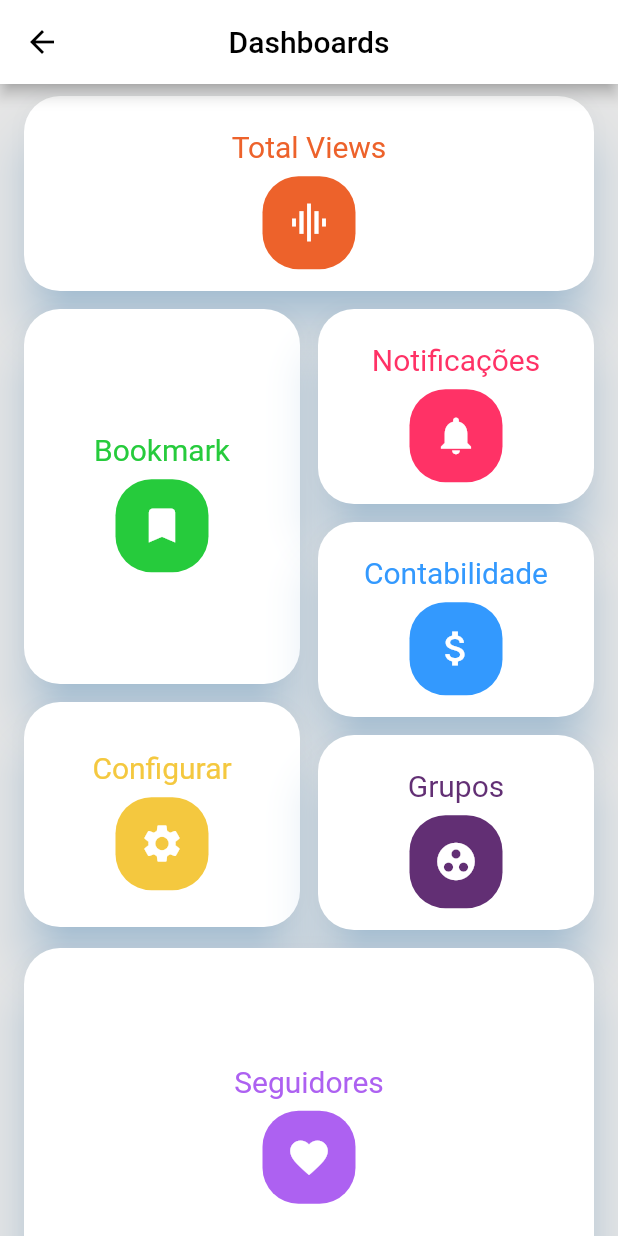
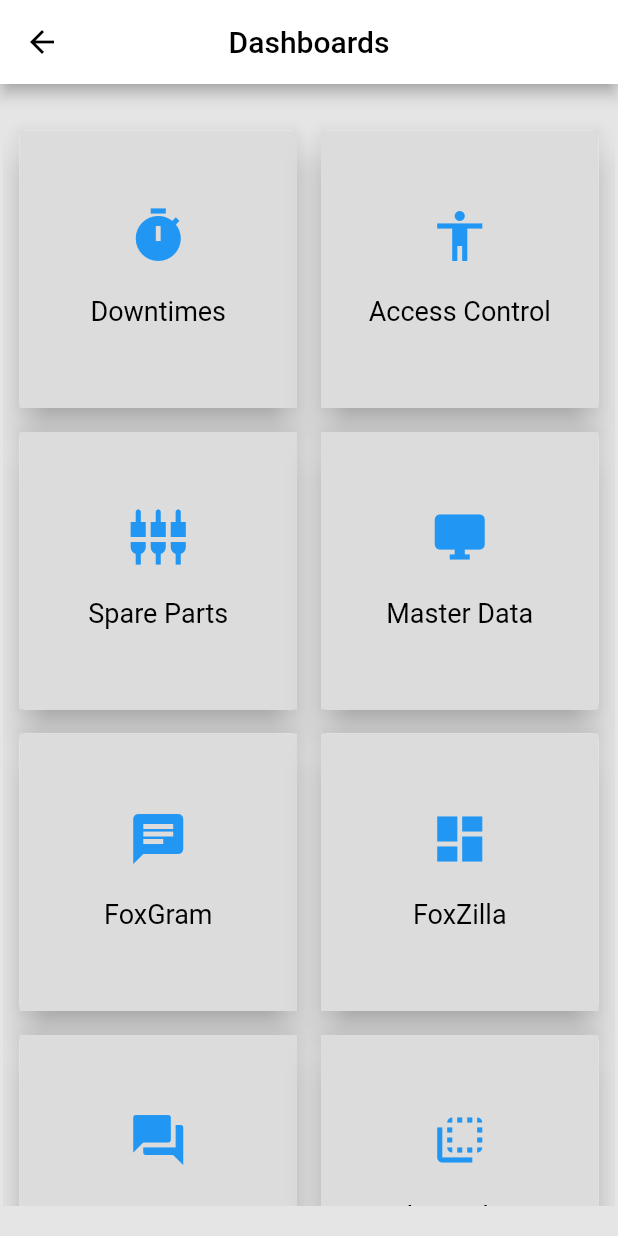
Before and after one commit to AnildoCaldasDev/app_mobile_flutter, a Flutter app: the Dashboard screen opened directly, on a phone screen of 412 x 824 dp. Run offline on Flutter 3.47's test engine with Material 2 defaults, Android fonts, the phone set to English and light mode, and no system bars; our stand-ins replace bloc, charts_flutter, flutter_bloc, font_awesome_flutter, image_picker, rxdart; missing offline and left inert: barcode_scan; network calls fail.

Commit message:
added list users functionality and menu dashboards exemples

```diff
--- a/lib/pages/dashboard.dart
+++ b/lib/pages/dashboard.dart
@@ -1,6 +1,109 @@
+// import 'package:app_mobile_flutter/bloc.navigation_bloc/navigation_bloc.dart';
+// import 'package:flutter/material.dart';
+// import 'package:flutter_staggered_grid_view/flutter_staggered_grid_view.dart';
+
+// class Dashboard extends StatefulWidget with NavigationStates {
+//   @override
+//   _DashboardState createState() => _DashboardState();
+// }
+
+// class _DashboardState extends State<Dashboard> {
+
+//   Material MyItems(IconData icon, String heading, int color) {
+//     return Material(
+//       color: Colors.white,
+//       elevation: 14.0,
+//       shadowColor: Color(0x802196F3),
+//       borderRadius: BorderRadius.circular(24.0),
+//       child: Center(
+//         child: Padding(
+//           padding: const EdgeInsets.all(8.0),
+//           child: Row(
+//             mainAxisAlignment: MainAxisAlignment.center,
+//             children: <Widget>[
+//               Column(
+//                 mainAxisAlignment: MainAxisAlignment.center,
+//                 children: <Widget>[
+//                   //text
+//                   Padding(
+//                     padding: const EdgeInsets.all(8.0),
+//                     child: Text(
+//                       heading,
+//                       style: TextStyle(color: new Color(color), fontSize: 20.0),
+//                     ),
+//                   ),
+
+//                   //icon
+//                   Material(
+//                     color: new Color(color),
+//                     borderRadius: BorderRadius.circular(24.0),
+//                     child: Padding(
+//                       padding: const EdgeInsets.all(16.0),
+//                       child: Icon(
+//                         icon,
+//                         color: Colors.white,
+//                         size: 30.0,
+//                       ),
+//                     ),
+//                   ),
+
+//                 ],
+//               )
+//             ],
+//           ),
+//         ),
+//       ),
+//     );
+//   }
+
+//   @override
+//   Widget build(BuildContext context) {
+//     return Scaffold(
+//       appBar: AppBar(
+//         centerTitle: true,
+//         title: Text(
+//           "Dashboards",
+//           style: TextStyle(color: Colors.black),
+//         ),
+//       ),
+//       body: Container(
+//         color: Color(0xffE5E5E5),
+//         child: StaggeredGridView.count(
+//         crossAxisCount: 2,
+//         crossAxisSpacing: 12.0,
+//         mainAxisSpacing: 12.0,
+//         padding: EdgeInsets.symmetric(horizontal: 16.0, vertical: 8.0),
+//         children: <Widget>[
+//           MyItems(Icons.graphic_eq, "Total Views", 0xffed622b),
+//           MyItems(Icons.bookmark, "Bookmark", 0xff26cb3c),
+//           MyItems(Icons.notifications, "Notificações", 0xffff3266),
+//           MyItems(Icons.attach_money, "Contabilidade", 0xff3399fe),
+//           MyItems(Icons.settings, "Configurar", 0xfff4c83f),
+//           MyItems(Icons.group_work, "Grupos", 0xff622F74),
+//           MyItems(Icons.favorite, "Seguidores", 0xffad61f1),
+//           MyItems(Icons.message, "Mensagens", 0xff7297ff),
+//            MyItems(Icons.people, "Pessoas", 0xff7297ff),
+//         ],
+//         staggeredTiles: [
+//           StaggeredTile.extent(2, 130.0),
+//           StaggeredTile.extent(1, 250.0),
+//           StaggeredTile.extent(1, 130.0),
+//           StaggeredTile.extent(1, 130.0),
+//           StaggeredTile.extent(1, 150.0),
+//           StaggeredTile.extent(1, 130.0),
+//           StaggeredTile.extent(2, 240.0),
+//           StaggeredTile.extent(2, 120.0),
+//           StaggeredTile.extent(2, 130.0),
+//         ],
+//       ),
+//     ));
+//   }
+// }
+
+//fonte do exemplode dashboard: https://medium.com/@afegbua/flutter-thursday-app-dashboard-565df2aab12c
 import 'package:app_mobile_flutter/bloc.navigation_bloc/navigation_bloc.dart';
 import 'package:flutter/material.dart';
-import 'package:flutter_staggered_grid_view/flutter_staggered_grid_view.dart';
+//import 'package:flutter_staggered_grid_view/flutter_staggered_grid_view.dart';
 
 class Dashboard extends StatefulWidget with NavigationStates {
   @override
@@ -8,47 +111,56 @@ class Dashboard extends StatefulWidget with NavigationStates {
 }
 
 class _DashboardState extends State<Dashboard> {
+  @override
+  Widget build(BuildContext context) {
 
-  Material MyItems(IconData icon, String heading, int color) {
-    return Material(
-      color: Colors.white,
-      elevation: 14.0,
-      shadowColor: Color(0x802196F3),
-      borderRadius: BorderRadius.circular(24.0),
-      child: Center(
-        child: Padding(
-          padding: const EdgeInsets.all(8.0),
-          child: Row(
-            mainAxisAlignment: MainAxisAlignment.center,
+
+// user defined function
+  void _showDialog() {
+    // flutter defined function
+    showDialog(
+      context: context,
+      builder: (BuildContext context) {
+        // return object of type Dialog
+        return AlertDialog(
+          title: new Text("Alert Dialog title"),
+          content: new Text("Alert Dialog body"),
+          actions: <Widget>[
+            // usually buttons at the bottom of the dialog
+            new FlatButton(
+              child: new Text("Close"),
+              onPressed: () {
+                Navigator.of(context).pop();
+              },
+            ),
+          ],
+        );
+      },
+    );
+  }
+
+
+Card makeDashboardItem(String title, IconData icon) {
+  return Card(
+    elevation: 10.0,
+    margin: new EdgeInsets.all(8.0),
+    child: Container(
+      decoration: BoxDecoration(color: Color.fromRGBO(220, 220, 220, 1.0)),
+      child: new InkWell(
+        onTap: () {
+          _showDialog();
+        },
+        child: Column(
+          crossAxisAlignment: CrossAxisAlignment.stretch,
+          mainAxisSize: MainAxisSize.min,
+          verticalDirection: VerticalDirection.down,
           children: <Widget>[
-              Column(
-                mainAxisAlignment: MainAxisAlignment.center,
-                children: <Widget>[
-                  //text
-                  Padding(
-                    padding: const EdgeInsets.all(8.0),
-                    child: Text(
-                      heading,
-                      style: TextStyle(color: new Color(color), fontSize: 20.0),
-                    ),
-                  ),
-
-                  //icon
-                  Material(
-                    color: new Color(color),
-                    borderRadius: BorderRadius.circular(24.0),
-                    child: Padding(
-                      padding: const EdgeInsets.all(16.0),
-                      child: Icon(
-                        icon,
-                        color: Colors.white,
-                        size: 30.0,
-                      ),
-                    ),
-                  ),
-
-                ],
-              )
+            SizedBox(height: 50.0),
+            Center(child: Icon(icon, size: 40.0, color: Colors.blue)),
+            SizedBox(height: 20.0),
+            new Center(
+                child: new Text(title,
+                    style: new TextStyle(fontSize: 18.0, color: Colors.black)))
           ],
         ),
       ),
@@ -56,8 +168,6 @@ class _DashboardState extends State<Dashboard> {
   );
 }
 
-  @override
-  Widget build(BuildContext context) {
     return Scaffold(
         appBar: AppBar(
           centerTitle: true,
@@ -68,32 +178,19 @@ class _DashboardState extends State<Dashboard> {
         ),
         body: Container(
           color: Color(0xffE5E5E5),
-        child: StaggeredGridView.count(
+          padding: EdgeInsets.symmetric(vertical: 20.0, horizontal: 2.0),
+          child: GridView.count(
             crossAxisCount: 2,
-        crossAxisSpacing: 12.0,
-        mainAxisSpacing: 12.0,
-        padding: EdgeInsets.symmetric(horizontal: 16.0, vertical: 8.0),
+            padding: EdgeInsets.all(3.0),
             children: <Widget>[
-          MyItems(Icons.graphic_eq, "Total Views", 0xffed622b),
-          MyItems(Icons.bookmark, "Bookmark", 0xff26cb3c),
-          MyItems(Icons.notifications, "Notificações", 0xffff3266),
-          MyItems(Icons.attach_money, "Contabilidade", 0xff3399fe),
-          MyItems(Icons.settings, "Configurar", 0xfff4c83f),
-          MyItems(Icons.group_work, "Grupos", 0xff622F74),
-          MyItems(Icons.favorite, "Seguidores", 0xffad61f1),
-          MyItems(Icons.message, "Mensagens", 0xff7297ff),
-           MyItems(Icons.people, "Pessoas", 0xff7297ff),
-        ],
-        staggeredTiles: [
-          StaggeredTile.extent(2, 130.0),
-          StaggeredTile.extent(1, 250.0),
-          StaggeredTile.extent(1, 130.0),
-          StaggeredTile.extent(1, 130.0),
-          StaggeredTile.extent(1, 150.0),
-          StaggeredTile.extent(1, 130.0),
-          StaggeredTile.extent(2, 240.0),
-          StaggeredTile.extent(2, 120.0),
-          StaggeredTile.extent(2, 130.0),
+              makeDashboardItem("Downtimes", Icons.timer),
+              makeDashboardItem("Access Control", Icons.accessibility),
+              makeDashboardItem("Spare Parts", Icons.settings_input_component),
+              makeDashboardItem("Master Data", Icons.desktop_windows),
+              makeDashboardItem("FoxGram", Icons.chat),
+              makeDashboardItem("FoxZilla", Icons.dashboard),
+              makeDashboardItem("IPQC", Icons.question_answer),
+              makeDashboardItem("ShoppFloor", Icons.flip_to_back)
             ],
           ),
         ));
--- a/lib/sidebar/menu_item.dart
+++ b/lib/sidebar/menu_item.dart
@@ -12,7 +12,7 @@ class MenuItem extends StatelessWidget {
     return GestureDetector(
         onTap: onTap,
         child: Padding(
-      padding: const EdgeInsets.all(16),
+      padding: const EdgeInsets.all(12),
       child: Row(
         children: <Widget>[
           Icon(
@@ -24,7 +24,7 @@ class MenuItem extends StatelessWidget {
           Text(
             title,
             style: TextStyle(
-                fontWeight: FontWeight.w300, fontSize: 22, color: Colors.white),
+                fontWeight: FontWeight.w300, fontSize: 20, color: Colors.white),
           ),
         ],
       ),
--- a/lib/sidebar/sidebar.dart
+++ b/lib/sidebar/sidebar.dart
@@ -125,6 +125,10 @@ class _SideBarState extends State<SideBar>
                         onIconPressed();
                         BlocProvider.of<NavigationBloc>(context).add(NavigationEvents.ScannerPageClickedEvents);
                       }),
+                       MenuItem(icon: Icons.supervised_user_circle, title: "Lista de Usuários", onTap: (){
+                        onIconPressed();
+                        BlocProvider.of<NavigationBloc>(context).add(NavigationEvents.ListUsersPageClickedEvents);
+                      }),
                       Divider(
                         color: Colors.white.withOpacity(0.3),
                         height: 24,
--- a/pubspec.yaml
+++ b/pubspec.yaml
@@ -33,6 +33,9 @@ dependencies:
   #flutter_circular_chart: ^0.1.0
   font_awesome_flutter: ^8.2.0
   charts_flutter: ^0.6.0
+  image_picker: ^0.6.3+4
+  http: ^0.12.0+4
+
 
 dev_dependencies:
   flutter_test:
```
Also changed, not shown: lib/bloc.navigation_bloc/navigation_bloc.dart (+6 -1 lines), lib/pages/home.dart (+53 -4 lines), lib/pages/listusers.dart (added, +85 -0 lines), pubspec.lock, 1 other file. Lines whose indentation alone changed are shown as unchanged.
